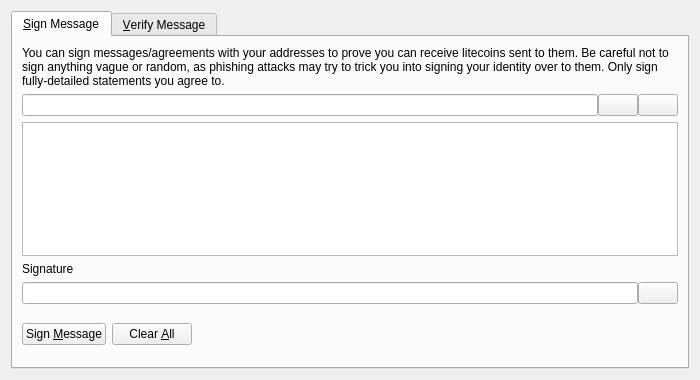
This is src/qt/forms/signverifymessagedialog.ui in michaelcrandolph/s-crow as Qt 5 draws it before an edit. The edited form follows.
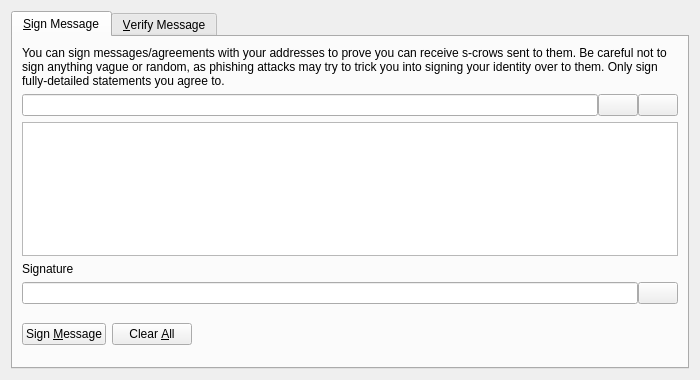
This is the edited form. Icons and pictures are not drawn. Custom widgets are drawn as their Qt base class.

Commit message: s-Crow Naming Modifications

What changed in the file:
```diff
--- a/src/qt/forms/signverifymessagedialog.ui
+++ b/src/qt/forms/signverifymessagedialog.ui
@@ -30,7 +30,7 @@
        <item>
         <widget class="QLabel" name="infoLabel_SM">
          <property name="text">
-          <string>You can sign messages/agreements with your addresses to prove you can receive litecoins sent to them. Be careful not to sign anything vague or random, as phishing attacks may try to trick you into signing your identity over to them. Only sign fully-detailed statements you agree to.</string>
+          <string>You can sign messages/agreements with your addresses to prove you can receive s-crows sent to them. Be careful not to sign anything vague or random, as phishing attacks may try to trick you into signing your identity over to them. Only sign fully-detailed statements you agree to.</string>
          </property>
          <property name="textFormat">
           <enum>Qt::PlainText</enum>
```
Left out of the diff: 8 changed lines with no effect on the pictures. The commit also changes 223 other files.
